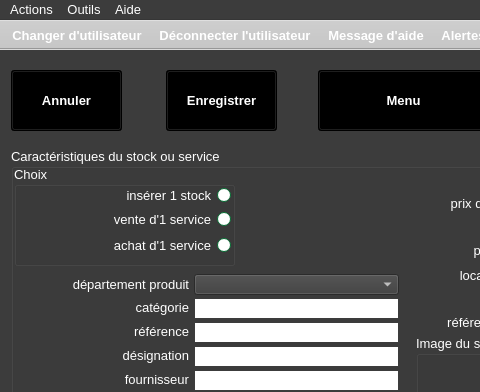
Before: the Qt Designer form ui/yeroth-erp-entrer-window.ui in xnoumbissinoundou/yeroth-erp-3.0, drawn with Qt 5; both pictures show x 0 to 480 and y 0 to 392 of the 799 by 601 pixel window.
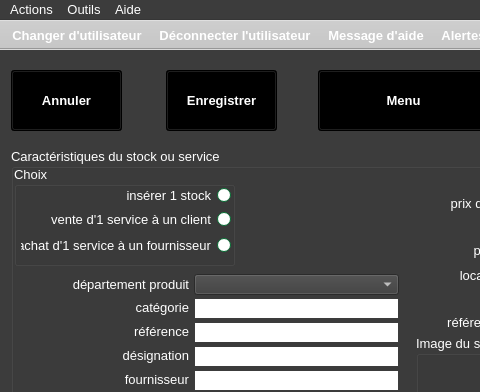
After: the same form once the commit is applied. Icons and pictures are not drawn. Custom widgets are drawn as their Qt base class.

Diff of the .ui file:
```diff
--- a/ui/yeroth-erp-entrer-window.ui
+++ b/ui/yeroth-erp-entrer-window.ui
@@ -12872,7 +12872,7 @@
        <enum>Qt::RightToLeft</enum>
       </property>
       <property name="text">
-       <string>vente d'1 service</string>
+       <string>vente d'1 service à un client</string>
       </property>
      </widget>
      <widget class="QRadioButton" name="radioButton_service_achat_fournisseur">
@@ -13303,7 +13303,7 @@
        <enum>Qt::RightToLeft</enum>
       </property>
       <property name="text">
-       <string>achat d'1 service</string>
+       <string>achat d'1 service à un fournisseur</string>
       </property>
      </widget>
     </widget>
```
Left out of the diff: 8 changed lines with no effect on the pictures.
